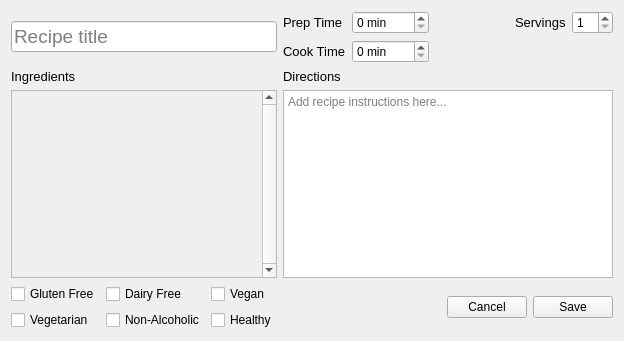
First picture: the form in UI/RecipeWidgetEditable.ui, repository ckonz528/ArugulaProjectV2, before the edit.
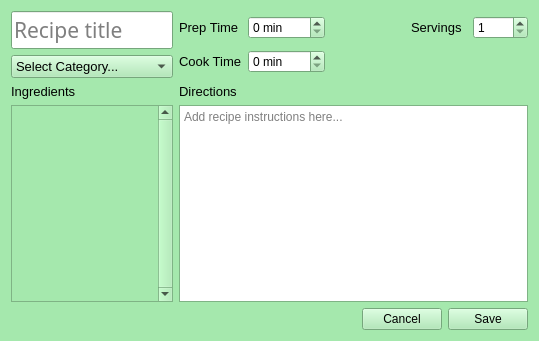
Second picture: the form after the edit. Icons and pictures are not drawn.

Commit message: recipe widgets modified to fit style

Diff of the .ui file:
```diff
--- a/UI/RecipeWidgetEditable.ui
+++ b/UI/RecipeWidgetEditable.ui
@@ -6,10 +6,425 @@
    <rect>
     <x>0</x>
     <y>0</y>
-    <width>585</width>
+    <width>539</width>
     <height>341</height>
    </rect>
   </property>
+  <property name="palette">
+   <palette>
+    <active>
+     <colorrole role="WindowText">
+      <brush brushstyle="SolidPattern">
+       <color alpha="255">
+        <red>0</red>
+        <green>0</green>
+        <blue>0</blue>
+       </color>
+      </brush>
+     </colorrole>
+     <colorrole role="Button">
+      <brush brushstyle="SolidPattern">
+       <color alpha="255">
+        <red>165</red>
+        <green>232</green>
+        <blue>173</blue>
+       </color>
+      </brush>
+     </colorrole>
+     <colorrole role="Light">
+      <brush brushstyle="SolidPattern">
+       <color alpha="255">
+        <red>255</red>
+        <green>255</green>
+        <blue>255</blue>
+       </color>
+      </brush>
+     </colorrole>
+     <colorrole role="Midlight">
+      <brush brushstyle="SolidPattern">
+       <color alpha="255">
+        <red>210</red>
+        <green>243</green>
+        <blue>214</blue>
+       </color>
+      </brush>
+     </colorrole>
+     <colorrole role="Dark">
+      <brush brushstyle="SolidPattern">
+       <color alpha="255">
+        <red>82</red>
+        <green>116</green>
+        <blue>86</blue>
+       </color>
+      </brush>
+     </colorrole>
+     <colorrole role="Mid">
+      <brush brushstyle="SolidPattern">
+       <color alpha="255">
+        <red>110</red>
+        <green>155</green>
+        <blue>115</blue>
+       </color>
+      </brush>
+     </colorrole>
+     <colorrole role="Text">
+      <brush brushstyle="SolidPattern">
+       <color alpha="255">
+        <red>0</red>
+        <green>0</green>
+        <blue>0</blue>
+       </color>
+      </brush>
+     </colorrole>
+     <colorrole role="BrightText">
+      <brush brushstyle="SolidPattern">
+       <color alpha="255">
+        <red>255</red>
+        <green>255</green>
+        <blue>255</blue>
+       </color>
+      </brush>
+     </colorrole>
+     <colorrole role="ButtonText">
+      <brush brushstyle="SolidPattern">
+       <color alpha="255">
+        <red>0</red>
+        <green>0</green>
+        <blue>0</blue>
+       </color>
+      </brush>
+     </colorrole>
+     <colorrole role="Base">
+      <brush brushstyle="SolidPattern">
+       <color alpha="255">
+        <red>255</red>
+        <green>255</green>
+        <blue>255</blue>
+       </color>
+      </brush>
+     </colorrole>
+     <colorrole role="Window">
+      <brush brushstyle="SolidPattern">
+       <color alpha="255">
+        <red>165</red>
+        <green>232</green>
+        <blue>173</blue>
+       </color>
+      </brush>
+     </colorrole>
+     <colorrole role="Shadow">
+      <brush brushstyle="SolidPattern">
+       <color alpha="255">
+        <red>0</red>
+        <green>0</green>
+        <blue>0</blue>
+       </color>
+      </brush>
+     </colorrole>
+     <colorrole role="AlternateBase">
+      <brush brushstyle="SolidPattern">
+       <color alpha="255">
+        <red>210</red>
+        <green>243</green>
+        <blue>214</blue>
+       </color>
+      </brush>
+     </colorrole>
+     <colorrole role="ToolTipBase">
+      <brush brushstyle="SolidPattern">
+       <color alpha="255">
+        <red>255</red>
+        <green>255</green>
+        <blue>220</blue>
+       </color>
+      </brush>
+     </colorrole>
+     <colorrole role="ToolTipText">
+      <brush brushstyle="SolidPattern">
+       <color alpha="255">
+        <red>0</red>
+        <green>0</green>
+        <blue>0</blue>
+       </color>
+      </brush>
+     </colorrole>
+    </active>
+    <inactive>
+     <colorrole role="WindowText">
+      <brush brushstyle="SolidPattern">
+       <color alpha="255">
+        <red>0</red>
+        <green>0</green>
+        <blue>0</blue>
+       </color>
+      </brush>
+     </colorrole>
+     <colorrole role="Button">
+      <brush brushstyle="SolidPattern">
+       <color alpha="255">
+        <red>165</red>
+        <green>232</green>
+        <blue>173</blue>
+       </color>
+      </brush>
+     </colorrole>
+     <colorrole role="Light">
+      <brush brushstyle="SolidPattern">
+       <color alpha="255">
+        <red>255</red>
+        <green>255</green>
+        <blue>255</blue>
+       </color>
+      </brush>
+     </colorrole>
+     <colorrole role="Midlight">
+      <brush brushstyle="SolidPattern">
+       <color alpha="255">
+        <red>210</red>
+        <green>243</green>
+        <blue>214</blue>
+       </color>
+      </brush>
+     </colorrole>
+     <colorrole role="Dark">
+      <brush brushstyle="SolidPattern">
+       <color alpha="255">
+        <red>82</red>
+        <green>116</green>
+        <blue>86</blue>
+       </color>
+      </brush>
+     </colorrole>
+     <colorrole role="Mid">
+      <brush brushstyle="SolidPattern">
+       <color alpha="255">
+        <red>110</red>
+        <green>155</green>
+        <blue>115</blue>
+       </color>
+      </brush>
+     </colorrole>
+     <colorrole role="Text">
+      <brush brushstyle="SolidPattern">
+       <color alpha="255">
+        <red>0</red>
+        <green>0</green>
+        <blue>0</blue>
+       </color>
+      </brush>
+     </colorrole>
+     <colorrole role="BrightText">
+      <brush brushstyle="SolidPattern">
+       <color alpha="255">
+        <red>255</red>
+        <green>255</green>
+        <blue>255</blue>
+       </color>
+      </brush>
+     </colorrole>
+     <colorrole role="ButtonText">
+      <brush brushstyle="SolidPattern">
+       <color alpha="255">
+        <red>0</red>
+        <green>0</green>
+        <blue>0</blue>
+       </color>
+      </brush>
+     </colorrole>
+     <colorrole role="Base">
+      <brush brushstyle="SolidPattern">
+       <color alpha="255">
+        <red>255</red>
+        <green>255</green>
+        <blue>255</blue>
+       </color>
+      </brush>
+     </colorrole>
+     <colorrole role="Window">
+      <brush brushstyle="SolidPattern">
+       <color alpha="255">
+        <red>165</red>
+        <green>232</green>
+        <blue>173</blue>
+       </color>
+      </brush>
+     </colorrole>
+     <colorrole role="Shadow">
+      <brush brushstyle="SolidPattern">
+       <color alpha="255">
+        <red>0</red>
+        <green>0</green>
+        <blue>0</blue>
+       </color>
+      </brush>
+     </colorrole>
+     <colorrole role="AlternateBase">
+      <brush brushstyle="SolidPattern">
+       <color alpha="255">
+        <red>210</red>
+        <green>243</green>
+        <blue>214</blue>
+       </color>
+      </brush>
+     </colorrole>
+     <colorrole role="ToolTipBase">
+      <brush brushstyle="SolidPattern">
+       <color alpha="255">
+        <red>255</red>
+        <green>255</green>
+        <blue>220</blue>
+       </color>
+      </brush>
+     </colorrole>
+     <colorrole role="ToolTipText">
+      <brush brushstyle="SolidPattern">
+       <color alpha="255">
+        <red>0</red>
+        <green>0</green>
+        <blue>0</blue>
+       </color>
+      </brush>
+     </colorrole>
+    </inactive>
+    <disabled>
+     <colorrole role="WindowText">
+      <brush brushstyle="SolidPattern">
+       <color alpha="255">
+        <red>82</red>
+        <green>116</green>
+        <blue>86</blue>
+       </color>
+      </brush>
+     </colorrole>
+     <colorrole role="Button">
+      <brush brushstyle="SolidPattern">
+       <color alpha="255">
+        <red>165</red>
+        <green>232</green>
+        <blue>173</blue>
+       </color>
+      </brush>
+     </colorrole>
+     <colorrole role="Light">
+      <brush brushstyle="SolidPattern">
+       <color alpha="255">
+        <red>255</red>
+        <green>255</green>
+        <blue>255</blue>
+       </color>
+      </brush>
+     </colorrole>
+     <colorrole role="Midlight">
+      <brush brushstyle="SolidPattern">
+       <color alpha="255">
+        <red>210</red>
+        <green>243</green>
+        <blue>214</blue>
+       </color>
+      </brush>
+     </colorrole>
+     <colorrole role="Dark">
+      <brush brushstyle="SolidPattern">
+       <color alpha="255">
+        <red>82</red>
+        <green>116</green>
+        <blue>86</blue>
+       </color>
+      </brush>
+     </colorrole>
+     <colorrole role="Mid">
+      <brush brushstyle="SolidPattern">
+       <color alpha="255">
+        <red>110</red>
+        <green>155</green>
+        <blue>115</blue>
+       </color>
+      </brush>
+     </colorrole>
+     <colorrole role="Text">
+      <brush brushstyle="SolidPattern">
+       <color alpha="255">
+        <red>82</red>
+        <green>116</green>
+        <blue>86</blue>
+       </color>
+      </brush>
+     </colorrole>
+     <colorrole role="BrightText">
+      <brush brushstyle="SolidPattern">
+       <color alpha="255">
+        <red>255</red>
+        <green>255</green>
+        <blue>255</blue>
+       </color>
+      </brush>
+     </colorrole>
+     <colorrole role="ButtonText">
+      <brush brushstyle="SolidPattern">
+       <color alpha="255">
+        <red>82</red>
+        <green>116</green>
+        <blue>86</blue>
+       </color>
+      </brush>
+     </colorrole>
+     <colorrole role="Base">
+      <brush brushstyle="SolidPattern">
+       <color alpha="255">
+        <red>165</red>
+        <green>232</green>
+        <blue>173</blue>
+       </color>
+      </brush>
+     </colorrole>
+     <colorrole role="Window">
+      <brush brushstyle="SolidPattern">
+       <color alpha="255">
+        <red>165</red>
+        <green>232</green>
+        <blue>173</blue>
+       </color>
+      </brush>
+     </colorrole>
+     <colorrole role="Shadow">
+      <brush brushstyle="SolidPattern">
+       <color alpha="255">
+        <red>0</red>
+        <green>0</green>
+        <blue>0</blue>
+       </color>
+      </brush>
+     </colorrole>
+     <colorrole role="AlternateBase">
+      <brush brushstyle="SolidPattern">
+       <color alpha="255">
+        <red>165</red>
+        <green>232</green>
+        <blue>173</blue>
+       </color>
+      </brush>
+     </colorrole>
+     <colorrole role="ToolTipBase">
+      <brush brushstyle="SolidPattern">
+       <color alpha="255">
+        <red>255</red>
+        <green>255</green>
+        <blue>220</blue>
+       </color>
+      </brush>
+     </colorrole>
+     <colorrole role="ToolTipText">
+      <brush brushstyle="SolidPattern">
+       <color alpha="255">
+        <red>0</red>
+        <green>0</green>
+        <blue>0</blue>
+       </color>
+      </brush>
+     </colorrole>
+    </disabled>
+   </palette>
+  </property>
   <property name="windowTitle">
    <string>Arugula Project - Edit Recipe</string>
   </property>
@@ -18,7 +433,21 @@
     <normaloff>../images/Arugula.svg</normaloff>../images/Arugula.svg</iconset>
   </property>
   <layout class="QGridLayout" name="gridLayout">
-   <item row="1" column="0">
+   <item row="4" column="4">
+    <widget class="QPushButton" name="btnCancel">
+     <property name="text">
+      <string>Cancel</string>
+     </property>
+    </widget>
+   </item>
+   <item row="4" column="5">
+    <widget class="QPushButton" name="btnSave">
+     <property name="text">
+      <string>Save</string>
+     </property>
+    </widget>
+   </item>
+   <item row="2" column="0" colspan="2">
     <widget class="QLabel" name="lblIngredients">
      <property name="font">
       <font>
@@ -30,7 +459,36 @@
      </property>
     </widget>
    </item>
-   <item row="0" column="1" colspan="3">
+   <item row="4" column="3">
+    <spacer name="horizontalSpacer_2">
+     <property name="orientation">
+      <enum>Qt::Horizontal</enum>
+     </property>
+     <property name="sizeHint" stdset="0">
+      <size>
+       <width>192</width>
+       <height>17</height>
+      </size>
+     </property>
+    </spacer>
+   </item>
+   <item row="0" column="0" colspan="2">
+    <widget class="QLineEdit" name="lineRecipeName">
+     <property name="font">
+      <font>
+       <family>Budidaya</family>
+       <pointsize>16</pointsize>
+      </font>
+     </property>
+     <property name="placeholderText">
+      <string>Recipe title</string>
+     </property>
+     <property name="clearButtonEnabled">
+      <bool>true</bool>
+     </property>
+    </widget>
+   </item>
+   <item row="0" column="3" rowspan="2" colspan="3">
     <layout class="QGridLayout" name="gridTimeInfo">
      <item row="0" column="0">
       <widget class="QLabel" name="lblPrepTimeLabel">
@@ -125,19 +583,7 @@
      </item>
     </layout>
    </item>
-   <item row="1" column="1">
-    <widget class="QLabel" name="lblDirections">
-     <property name="font">
-      <font>
-       <pointsize>10</pointsize>
-      </font>
-     </property>
-     <property name="text">
-      <string>Directions</string>
-     </property>
-    </widget>
-   </item>
-   <item row="2" column="0">
+   <item row="3" column="0" colspan="2">
     <widget class="QScrollArea" name="scrollIngredients">
      <property name="verticalScrollBarPolicy">
       <enum>Qt::ScrollBarAlwaysOn</enum>
@@ -150,105 +596,46 @@
        <rect>
         <x>0</x>
         <y>0</y>
-        <width>221</width>
-        <height>197</height>
+        <width>153</width>
+        <height>205</height>
        </rect>
       </property>
      </widget>
     </widget>
    </item>
-   <item row="2" column="1" colspan="3">
+   <item row="4" column="0" colspan="2">
+    <widget class="QWidget" name="wgtChkBankSpace" native="true"/>
+   </item>
+   <item row="1" column="0" colspan="2">
+    <widget class="QComboBox" name="comboCategory">
+     <property name="font">
+      <font>
+       <pointsize>10</pointsize>
+      </font>
+     </property>
+     <item>
+      <property name="text">
+       <string>Select Category...</string>
+      </property>
+     </item>
+    </widget>
+   </item>
+   <item row="3" column="3" colspan="3">
     <widget class="QTextEdit" name="txtEDirections">
      <property name="placeholderText">
       <string>Add recipe instructions here...</string>
      </property>
     </widget>
    </item>
-   <item row="3" column="1">
-    <spacer name="horizontalSpacer_2">
-     <property name="orientation">
-      <enum>Qt::Horizontal</enum>
-     </property>
-     <property name="sizeHint" stdset="0">
-      <size>
-       <width>192</width>
-       <height>17</height>
-      </size>
-     </property>
-    </spacer>
-   </item>
-   <item row="3" column="3">
-    <widget class="QPushButton" name="btnSave">
-     <property name="text">
-      <string>Save</string>
-     </property>
-    </widget>
-   </item>
-   <item row="3" column="0">
-    <layout class="QGridLayout" name="gridTags">
-     <item row="0" column="0">
-      <widget class="QCheckBox" name="chkGF">
-       <property name="text">
-        <string>Gluten Free</string>
-       </property>
-      </widget>
-     </item>
-     <item row="0" column="1">
-      <widget class="QCheckBox" name="chkDF">
-       <property name="text">
-        <string>Dairy Free</string>
-       </property>
-      </widget>
-     </item>
-     <item row="0" column="2">
-      <widget class="QCheckBox" name="chkVegan">
-       <property name="text">
-        <string>Vegan</string>
-       </property>
-      </widget>
-     </item>
-     <item row="1" column="0">
-      <widget class="QCheckBox" name="chkVeg">
-       <property name="text">
-        <string>Vegetarian</string>
-       </property>
-      </widget>
-     </item>
-     <item row="1" column="1">
-      <widget class="QCheckBox" name="chkNoAlcohol">
-       <property name="text">
-        <string>Non-Alcoholic</string>
-       </property>
-      </widget>
-     </item>
-     <item row="1" column="2">
-      <widget class="QCheckBox" name="chkHealthy">
-       <property name="text">
-        <string>Healthy</string>
-       </property>
-      </widget>
-     </item>
-    </layout>
-   </item>
-   <item row="0" column="0">
-    <widget class="QLineEdit" name="lineRecipeName">
+   <item row="2" column="3" colspan="3">
+    <widget class="QLabel" name="lblDirections">
      <property name="font">
       <font>
-       <pointsize>14</pointsize>
+       <pointsize>10</pointsize>
       </font>
      </property>
-     <property name="placeholderText">
-      <string>Recipe title</string>
-     </property>
-     <property name="clearButtonEnabled">
-      <bool>true</bool>
-     </property>
-    </widget>
-   </item>
-   <item row="3" column="2">
-    <widget class="QPushButton" name="btnCancel">
      <property name="text">
-      <string>Cancel</string>
+      <string>Directions</string>
      </property>
     </widget>
    </item>
```
Left out of the diff: 4 changed lines with no effect on the pictures. The commit also changes 1 other file.
